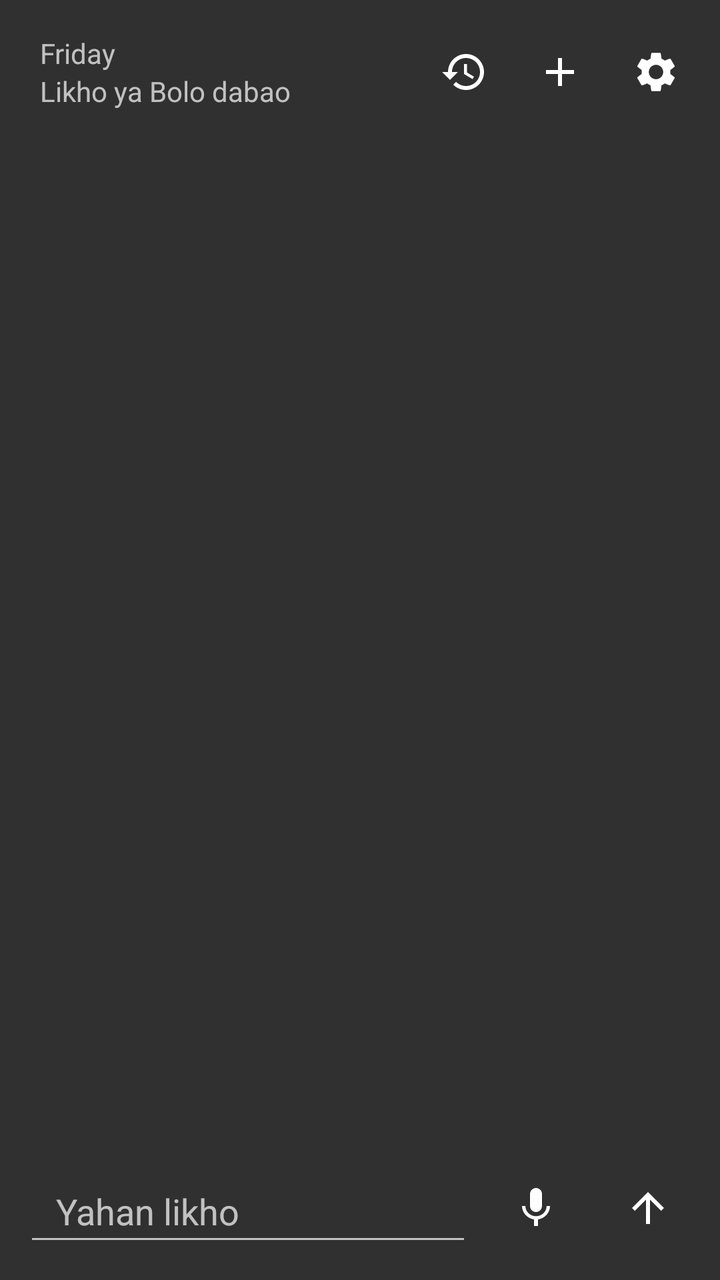
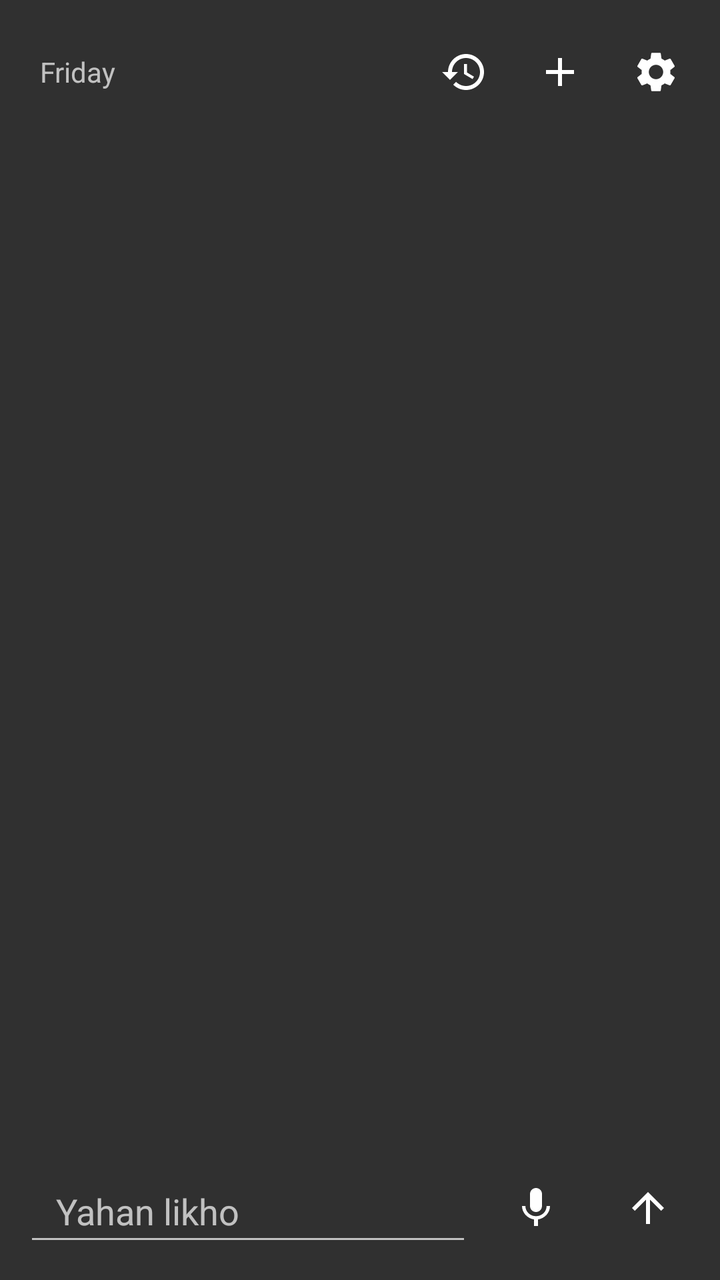

The first picture is an Android layout as it rendered before a commit; the second is the same layout after the commit. The layout source and the unified diff follow.
<!-- AndroidManifest.xml: application theme android:Theme.Material.NoActionBar -->
<!-- res/layout/activity_main.xml -->
<?xml version="1.0" encoding="utf-8"?>
<FrameLayout xmlns:android="http://schemas.android.com/apk/res/android"
    android:id="@+id/root"
    android:layout_width="match_parent"
    android:layout_height="match_parent"
    android:fitsSystemWindows="true">

    <LinearLayout
        android:layout_width="match_parent"
        android:layout_height="match_parent"
        android:orientation="vertical">

        <LinearLayout
            android:layout_width="match_parent"
            android:layout_height="wrap_content"
            android:gravity="center_vertical"
            android:orientation="horizontal"
            android:paddingStart="20dp"
            android:paddingTop="12dp"
            android:paddingEnd="8dp"
            android:paddingBottom="8dp">

            <LinearLayout
                android:layout_width="0dp"
                android:layout_height="wrap_content"
                android:layout_weight="1"
                android:orientation="vertical">

                <TextView
                    android:id="@+id/title"
                    android:layout_width="wrap_content"
                    android:layout_height="wrap_content"
                    android:text="@string/app_name" />

                <TextView
                    android:id="@+id/status"
                    android:layout_width="match_parent"
                    android:layout_height="wrap_content"
                    android:ellipsize="end"
                    android:maxLines="2"
                    android:text="@string/idle" />
            </LinearLayout>

            <ImageView
                android:id="@+id/chatsButton"
                android:layout_width="48dp"
                android:layout_height="48dp"
                android:contentDescription="@string/chats"
                android:padding="12dp"
                android:src="@drawable/ic_history" />

            <ImageView
                android:id="@+id/newChatButton"
                android:layout_width="48dp"
                android:layout_height="48dp"
                android:contentDescription="@string/new_chat"
                android:padding="12dp"
                android:src="@drawable/ic_add" />

            <ImageView
                android:id="@+id/settingsButton"
                android:layout_width="48dp"
                android:layout_height="48dp"
                android:contentDescription="@string/settings"
                android:padding="12dp"
                android:src="@drawable/ic_settings" />
        </LinearLayout>

        <View
            android:id="@+id/divider"
            android:layout_width="match_parent"
            android:layout_height="1dp" />

        <ScrollView
            android:id="@+id/scroll"
            android:layout_width="match_parent"
            android:layout_height="0dp"
            android:layout_weight="1"
            android:fillViewport="true">

            <LinearLayout
                android:id="@+id/messages"
                android:layout_width="match_parent"
                android:layout_height="wrap_content"
                android:orientation="vertical"
                android:paddingStart="16dp"
                android:paddingTop="12dp"
                android:paddingEnd="16dp"
                android:paddingBottom="12dp" />
        </ScrollView>

        <LinearLayout
            android:layout_width="match_parent"
            android:layout_height="wrap_content"
            android:clipChildren="false"
            android:clipToPadding="false"
            android:gravity="center_vertical"
            android:orientation="horizontal"
            android:paddingStart="12dp"
            android:paddingTop="8dp"
            android:paddingEnd="12dp"
            android:paddingBottom="12dp">

            <EditText
                android:id="@+id/input"
                android:layout_width="0dp"
                android:layout_height="wrap_content"
                android:layout_weight="1"
                android:hint="@string/type_hint"
                android:imeOptions="actionSend"
                android:importantForAutofill="no"
                android:inputType="textCapSentences"
                android:minHeight="48dp"
                android:paddingStart="16dp"
                android:paddingEnd="16dp" />

            <ImageView
                android:id="@+id/talkButton"
                android:layout_width="48dp"
                android:layout_height="48dp"
                android:layout_marginStart="8dp"
                android:contentDescription="@string/talk"
                android:padding="12dp"
                android:src="@drawable/ic_mic" />

            <ImageView
                android:id="@+id/sendButton"
                android:layout_width="48dp"
                android:layout_height="48dp"
                android:layout_marginStart="8dp"
                android:contentDescription="@string/send"
                android:padding="12dp"
                android:src="@drawable/ic_send" />
        </LinearLayout>
    </LinearLayout>
</FrameLayout>
<!-- resources referenced by this layout -->
<resources>
  <!-- drawable ic_add (drawable) -->
  <vector xmlns:android="http://schemas.android.com/apk/res/android"
      android:width="24dp"
      android:height="24dp"
      android:viewportWidth="24"
      android:viewportHeight="24">
      <path
          android:fillColor="#FFFFFF"
          android:pathData="M19,13h-6v6h-2v-6H5v-2h6V5h2v6h6v2z" />
  </vector>
  <!-- drawable ic_history (drawable) -->
  <vector xmlns:android="http://schemas.android.com/apk/res/android"
      android:width="24dp"
      android:height="24dp"
      android:viewportWidth="24"
      android:viewportHeight="24">
      <path
          android:fillColor="#FFFFFF"
          android:pathData="M13,3c-4.97,0 -9,4.03 -9,9L1,12l3.89,3.89 0.07,0.14L9,12L6,12c0,-3.87 3.13,-7 7,-7s7,3.13 7,7 -3.13,7 -7,7c-1.93,0 -3.68,-0.79 -4.94,-2.06l-1.42,1.42C8.27,19.99 10.51,21 13,21c4.97,0 9,-4.03 9,-9s-4.03,-9 -9,-9zM12,8v5l4.28,2.54 0.72,-1.21 -3.5,-2.08L13.5,8L12,8z" />
  </vector>
  <!-- drawable ic_mic (drawable) -->
  <vector xmlns:android="http://schemas.android.com/apk/res/android"
      android:width="24dp"
      android:height="24dp"
      android:viewportWidth="24"
      android:viewportHeight="24">
      <path
          android:fillColor="#FFFFFF"
          android:pathData="M12,14c1.66,0 2.99,-1.34 2.99,-3L15,5c0,-1.66 -1.34,-3 -3,-3S9,3.34 9,5v6c0,1.66 1.34,3 3,3zM17.3,11c0,3 -2.54,5.1 -5.3,5.1S6.7,14 6.7,11L5,11c0,3.41 2.72,6.23 6,6.72L11,21h2v-3.28c3.28,-0.48 6,-3.3 6,-6.72h-1.7z" />
  </vector>
  <!-- drawable ic_send (drawable) -->
  <vector xmlns:android="http://schemas.android.com/apk/res/android"
      android:width="24dp"
      android:height="24dp"
      android:viewportWidth="24"
      android:viewportHeight="24">
      <path
          android:fillColor="#FFFFFF"
          android:pathData="M4,12l1.41,1.41L11,7.83V20h2V7.83l5.58,5.59L20,12l-8,-8 -8,8z" />
  </vector>
  <!-- drawable ic_settings (drawable) -->
  <vector xmlns:android="http://schemas.android.com/apk/res/android"
      android:width="24dp"
      android:height="24dp"
      android:viewportWidth="24"
      android:viewportHeight="24">
      <path
          android:fillColor="#FFFFFF"
          android:pathData="M19.14,12.94c0.04,-0.3 0.06,-0.61 0.06,-0.94c0,-0.32 -0.02,-0.64 -0.07,-0.94l2.03,-1.58c0.18,-0.14 0.23,-0.41 0.12,-0.61l-1.92,-3.32c-0.12,-0.22 -0.37,-0.29 -0.59,-0.22l-2.39,0.96c-0.5,-0.38 -1.03,-0.7 -1.62,-0.94L14.4,2.81c-0.04,-0.24 -0.24,-0.41 -0.48,-0.41h-3.84c-0.24,0 -0.43,0.17 -0.47,0.41L9.25,5.35C8.66,5.59 8.12,5.92 7.63,6.29L5.24,5.33c-0.22,-0.08 -0.47,0 -0.59,0.22L2.74,8.87C2.62,9.08 2.66,9.34 2.86,9.48l2.03,1.58C4.84,11.36 4.8,11.69 4.8,12s0.02,0.64 0.07,0.94l-2.03,1.58c-0.18,0.14 -0.23,0.41 -0.12,0.61l1.92,3.32c0.12,0.22 0.37,0.29 0.59,0.22l2.39,-0.96c0.5,0.38 1.03,0.7 1.62,0.94l0.36,2.54c0.05,0.24 0.24,0.41 0.48,0.41h3.84c0.24,0 0.44,-0.17 0.47,-0.41l0.36,-2.54c0.59,-0.24 1.13,-0.56 1.62,-0.94l2.39,0.96c0.22,0.08 0.47,0 0.59,-0.22l1.92,-3.32c0.12,-0.22 0.07,-0.47 -0.12,-0.61L19.14,12.94zM12,15.6c-1.98,0 -3.6,-1.62 -3.6,-3.6s1.62,-3.6 3.6,-3.6s3.6,1.62 3.6,3.6S13.98,15.6 12,15.6z" />
  </vector>
  <string name="app_name">Friday</string>
  <string name="chats">Purane chats</string>
  <string name="idle">Likho ya Bolo dabao</string>
  <string name="new_chat">Naya chat</string>
  <string name="send">Bhejo</string>
  <string name="settings">Settings</string>
  <string name="talk">Bolo</string>
  <string name="type_hint">Yahan likho</string>
</resources>

<!-- the commit's change to res/layout/activity_main.xml (unified diff, before → after) -->
@@ -38,7 +38,8 @@
                     android:layout_height="wrap_content"
                     android:ellipsize="end"
                     android:maxLines="2"
-                    android:text="@string/idle" />
+                    android:text="@string/idle"
+                    android:visibility="gone" />
             </LinearLayout>
 
             <ImageView
<!-- resource entries referenced after the edit -->
@@ -52,7 +52,7 @@
   </vector>
   <string name="app_name">Friday</string>
   <string name="chats">Purane chats</string>
-  <string name="idle">Likho ya Bolo dabao</string>
+  <string name="idle" />
   <string name="new_chat">Naya chat</string>
   <string name="send">Bhejo</string>
   <string name="settings">Settings</string>
